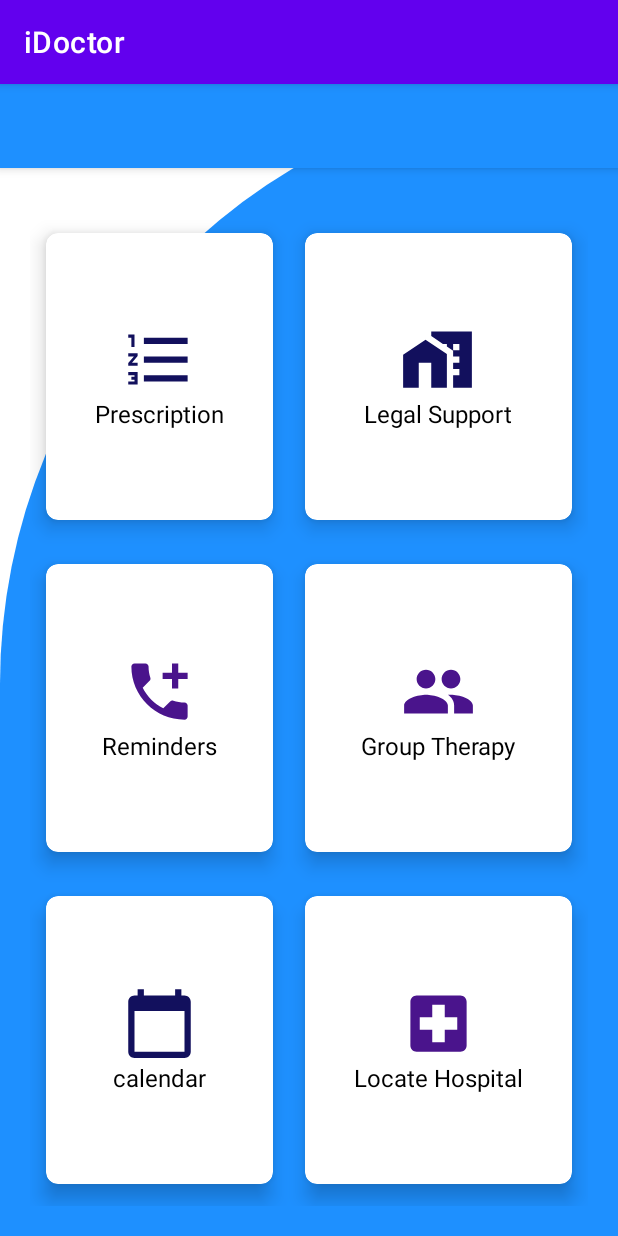
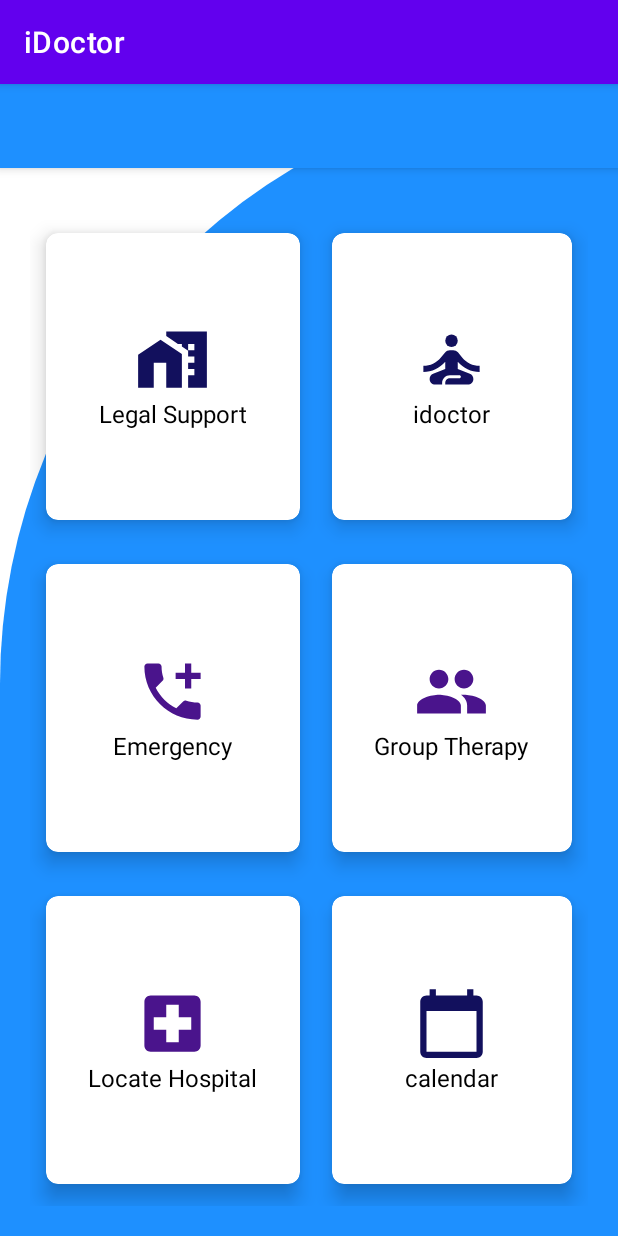
Before and after one commit to TimzOwen/iDoctor, an Android app: the screen it shows after launch (MainActivity), on a phone screen of 412 x 824 dp. Run offline under Robolectric (Android 15) with nearby library versions, the phone set to English and light mode, and no system bars.

Commit message:
updated the UI

```diff
--- /dev/null
+++ b/app/src/main/res/drawable/ic_idoctor.xml
@@ -0,0 +1,6 @@
+<vector android:height="50dp" android:tint="#12105D"
+    android:viewportHeight="24" android:viewportWidth="24"
+    android:width="50dp" xmlns:android="http://schemas.android.com/apk/res/android">
+    <path android:fillColor="@android:color/white" android:pathData="M12,6m-2,0a2,2 0,1 1,4 0a2,2 0,1 1,-4 0"/>
+    <path android:fillColor="@android:color/white" android:pathData="M21,16v-2c-2.24,0 -4.16,-0.96 -5.6,-2.68l-1.34,-1.6C13.68,9.26 13.12,9 12.53,9h-1.05c-0.59,0 -1.15,0.26 -1.53,0.72l-1.34,1.6C7.16,13.04 5.24,14 3,14v2c2.77,0 5.19,-1.17 7,-3.25V15l-3.88,1.55C5.45,16.82 5,17.48 5,18.21C5,19.2 5.8,20 6.79,20H9v-0.5c0,-1.38 1.12,-2.5 2.5,-2.5h3c0.28,0 0.5,0.22 0.5,0.5S14.78,18 14.5,18h-3c-0.83,0 -1.5,0.67 -1.5,1.5V20h7.21C18.2,20 19,19.2 19,18.21c0,-0.73 -0.45,-1.39 -1.12,-1.66L14,15v-2.25C15.81,14.83 18.23,16 21,16z"/>
+</vector>
--- a/app/src/main/res/layout/activity_main.xml
+++ b/app/src/main/res/layout/activity_main.xml
@@ -53,7 +53,7 @@
             android:layout_height="wrap_content"
             android:layout_row="0"
             android:layout_rowWeight="1"
-            android:layout_column="0"
+            android:layout_column="1"
             android:layout_columnWeight="1"
             android:layout_gravity="fill"
             app:cardCornerRadius="8dp"
@@ -69,17 +69,18 @@
                 <ImageView
                     android:layout_width="wrap_content"
                     android:layout_height="wrap_content"
-                    android:src="@drawable/ic_prescription" />
+                    android:src="@drawable/ic_idoctor" />
 
                 <TextView
                     android:layout_width="wrap_content"
                     android:layout_height="wrap_content"
-                    android:text="@string/prescription"
+                    android:text="@string/idoctor"
                     android:textColor="@color/black"
                     android:textSize="16sp" />
             </LinearLayout>
 
         </androidx.cardview.widget.CardView>
+
 
         <androidx.cardview.widget.CardView
             android:id="@+id/card_chat"
@@ -87,7 +88,7 @@
             android:layout_height="wrap_content"
             android:layout_row="0"
             android:layout_rowWeight="1"
-            android:layout_column="1"
+            android:layout_column="0"
             android:layout_columnWeight="1"
             android:layout_gravity="fill"
             app:cardCornerRadius="8dp"
@@ -109,7 +110,7 @@
                 <TextView
                     android:layout_width="wrap_content"
                     android:layout_height="wrap_content"
-                    android:text="Legal Support"
+                    android:text="@string/legal_support"
                     android:textColor="@color/black"
                     android:textSize="16sp" />
             </LinearLayout>
@@ -143,7 +144,7 @@
                 <TextView
                     android:layout_width="wrap_content"
                     android:layout_height="wrap_content"
-                    android:text="Reminders"
+                    android:text="Emergency"
                     android:textColor="@color/black"
                     android:textSize="16sp" />
             </LinearLayout>
@@ -190,7 +191,7 @@
             android:layout_height="wrap_content"
             android:layout_row="2"
             android:layout_rowWeight="1"
-            android:layout_column="0"
+            android:layout_column="1"
             android:layout_columnWeight="1"
             android:layout_gravity="fill"
             app:cardCornerRadius="8dp"
@@ -225,7 +226,7 @@
             android:layout_height="wrap_content"
             android:layout_row="2"
             android:layout_rowWeight="1"
-            android:layout_column="1"
+            android:layout_column="0"
             android:layout_columnWeight="1"
             android:layout_gravity="fill"
             app:cardCornerRadius="8dp"
--- a/app/src/main/res/values/strings.xml
+++ b/app/src/main/res/values/strings.xml
@@ -10,4 +10,6 @@
     <string name="therapy">therapy</string>
     <string name="medication">medication</string>
     <string name="calendar">calendar</string>
+    <string name="idoctor">idoctor</string>
+    <string name="legal_support">Legal Support</string>
 </resources>
```
